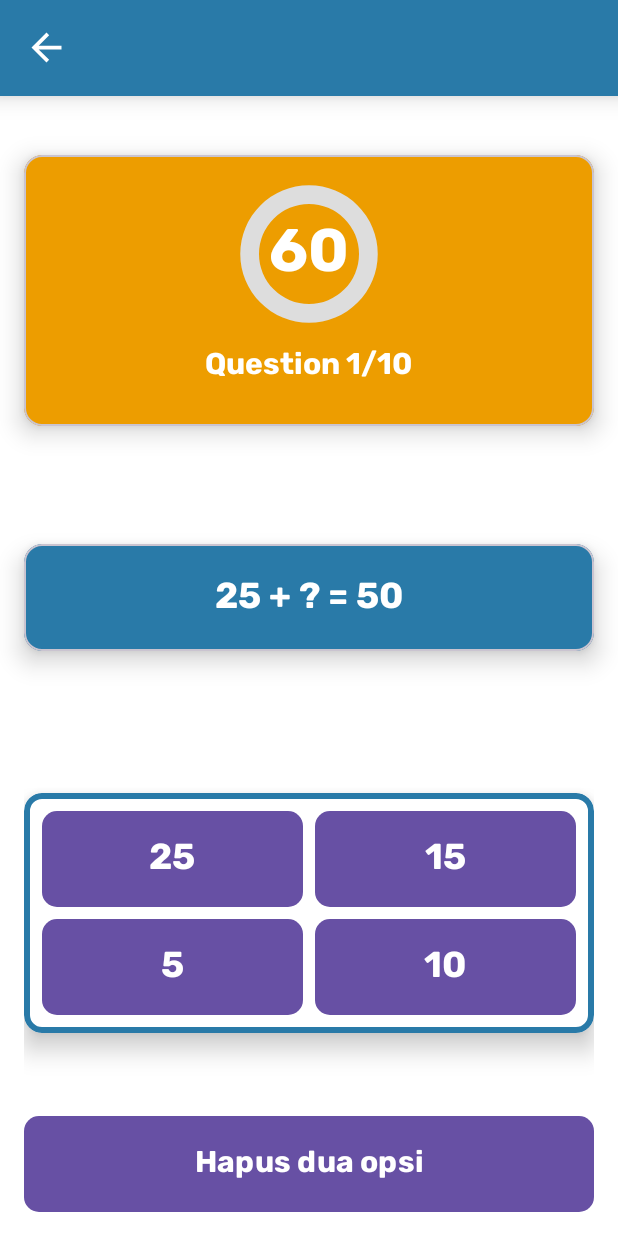
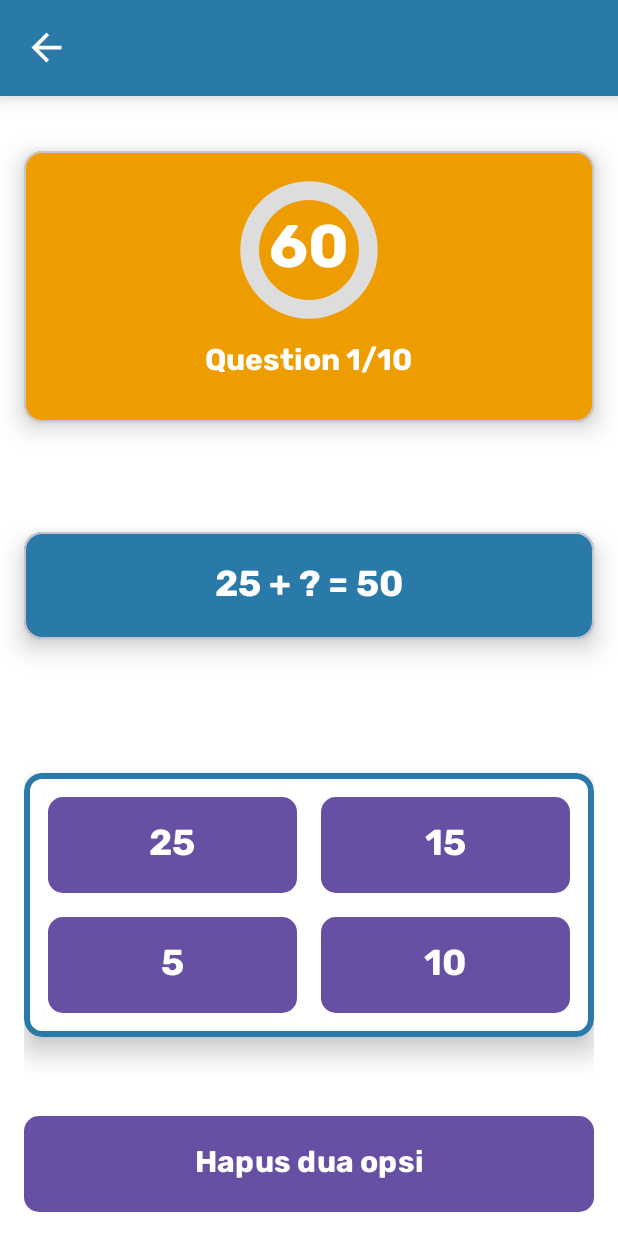
Before and after one commit to yondikavl/Aritmateka-Mobile-App, an Android app: the layout activity_question.xml on its own in the app's theme, with its tools: preview values and no code run, on a phone screen of 412 x 824 dp. Run offline under Robolectric (Android 15) with nearby library versions, the phone set to English and light mode, and no system bars; network calls fail.

Commit message:
fix layout xml. margin

```diff
--- a/app/src/main/res/layout/activity_level.xml
+++ b/app/src/main/res/layout/activity_level.xml
@@ -18,6 +18,7 @@
         android:layout_centerInParent="true"
         app:layoutManager="androidx.recyclerview.widget.GridLayoutManager"
         app:spanCount="2"
+        android:layout_marginHorizontal="8dp"
         tools:listitem="@layout/level_layout"/>
 
 </RelativeLayout>
--- a/app/src/main/res/layout/activity_question.xml
+++ b/app/src/main/res/layout/activity_question.xml
@@ -135,8 +135,8 @@
                             android:id="@+id/firstOptionBtn"
                             android:layout_width="match_parent"
                             android:layout_height="?actionBarSize"
-                            android:layout_marginVertical="4dp"
-                            android:layout_marginHorizontal="4dp"
+                            android:layout_marginVertical="8dp"
+                            android:layout_marginHorizontal="8dp"
                             android:layout_weight="1"
                             android:textSize="24sp"
                             android:text="@string/dummy_option1"
@@ -147,8 +147,8 @@
                             android:id="@+id/secondOptionBtn"
                             android:layout_width="match_parent"
                             android:layout_height="?actionBarSize"
-                            android:layout_marginVertical="4dp"
-                            android:layout_marginHorizontal="4dp"
+                            android:layout_marginVertical="8dp"
+                            android:layout_marginHorizontal="8dp"
                             android:layout_weight="1"
                             android:textSize="24sp"
                             android:text="@string/dummy_option2"
@@ -165,8 +165,8 @@
                             android:id="@+id/thirdOptionBtn"
                             android:layout_width="match_parent"
                             android:layout_height="?actionBarSize"
-                            android:layout_marginVertical="4dp"
-                            android:layout_marginHorizontal="4dp"
+                            android:layout_marginVertical="8dp"
+                            android:layout_marginHorizontal="8dp"
                             android:layout_weight="1"
                             android:textSize="24sp"
                             android:text="@string/dummy_question3"
@@ -177,8 +177,8 @@
                             android:id="@+id/fourthOptionBtn"
                             android:layout_width="match_parent"
                             android:layout_height="?actionBarSize"
-                            android:layout_marginVertical="4dp"
-                            android:layout_marginHorizontal="4dp"
+                            android:layout_marginVertical="8dp"
+                            android:layout_marginHorizontal="8dp"
                             android:layout_weight="1"
                             android:textSize="24sp"
                             android:text="@string/dummy_question4"
--- a/app/src/main/res/layout/level_layout.xml
+++ b/app/src/main/res/layout/level_layout.xml
@@ -21,7 +21,7 @@
             android:layout_width="wrap_content"
             android:layout_height="wrap_content"
             android:layout_centerVertical="true"
-            android:layout_marginStart="8dp"
+            android:layout_marginStart="16dp"
             android:textColor="@color/white"
             android:textSize="20sp"
             android:textStyle="bold"
```
Also changed, not shown: app/src/main/res/layout/game_exit_dialog.xml (+6 -6 lines), app/src/main/res/layout/game_score_next_round_dialog.xml (+5 -5 lines).
